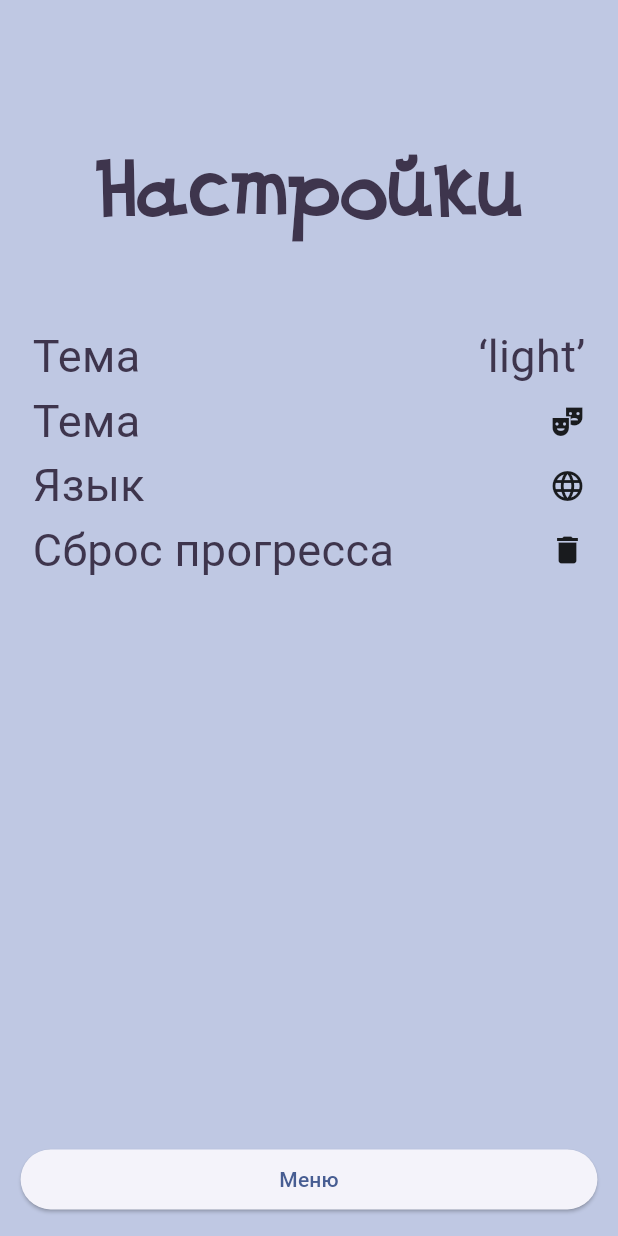
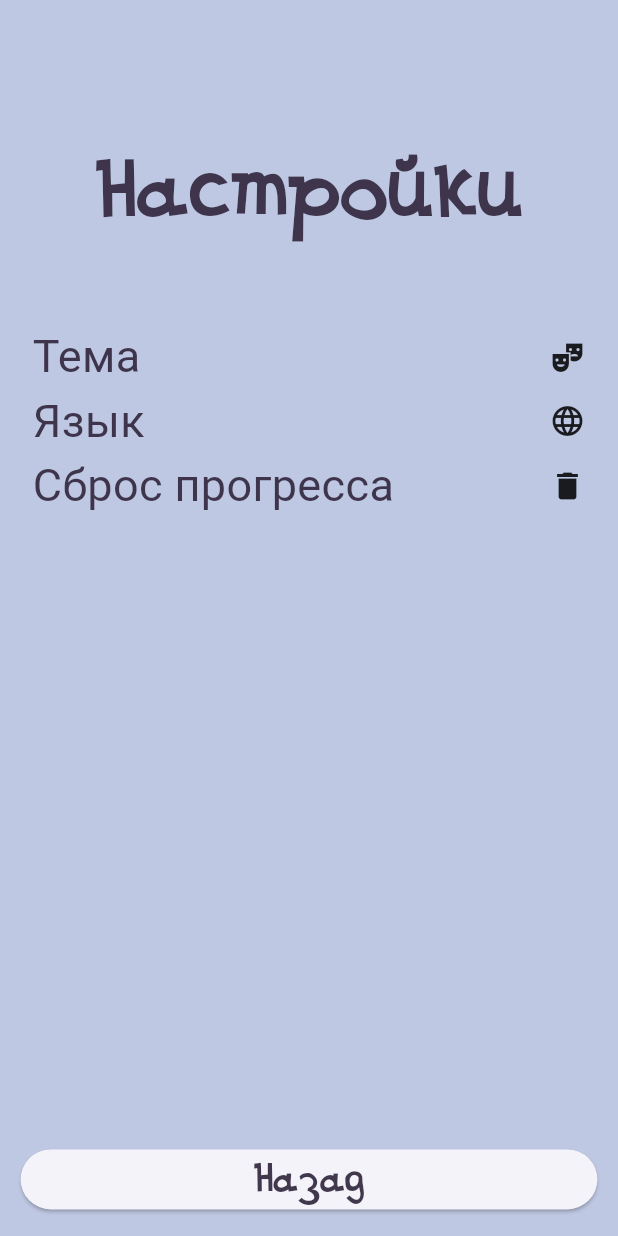
Before and after one commit to vachtung-gigabidze/qlutter, a Flutter app: the screen it shows after launch, after a tap on "Настройки", on a phone screen of 412 x 824 dp. Run offline on Flutter 3.47's test engine with Material 2 defaults, Android fonts, the phone set to English and light mode, and no system bars; our stand-ins replace dio, flutter_bloc, freezed_annotation, get_it, go_router, injectable and 2 more; network calls fail; Roboto replaces fonts that are missing (Permanent Marker).

```diff
--- a/lib/app/ui/main_app_builder.dart
+++ b/lib/app/ui/main_app_builder.dart
@@ -9,7 +9,7 @@ import 'package:qlutter/feature/auth/domain/auth_state/auth_cubit.dart';
 import 'package:qlutter/feature/auth/ui/auth_screen.dart';
 import 'package:qlutter/feature/auth/ui/components/auth_builder.dart';
 import 'package:qlutter/feature/auth/ui/profile_screen.dart';
-import 'package:qlutter/feature/internet_activity/internet_cubit.dart';
+// import 'package:qlutter/feature/internet_activity/internet_cubit.dart';
 import 'package:qlutter/feature/level_manager/level_manager.dart';
 
 import 'package:qlutter/feature/app_lifecycle/app_lifecycle.dart';
@@ -151,9 +151,6 @@ class _GlobalProviders extends StatelessWidget {
           BlocProvider(
             create: (context) => locator.get<AuthCubit>(),
           ),
-          BlocProvider(
-            create: (context) => InternetConnectionCubit(),
-          ),
 
           Provider<LevelManager>.value(
               value: locator.get<LevelManager>()..readLevels()),
--- a/lib/feature/internet_activity/internet_cubit.dart
+++ /dev/null
@@ -1,23 +0,0 @@
-import 'dart:async';
-import 'package:connectivity_plus/connectivity_plus.dart';
-import 'package:flutter_bloc/flutter_bloc.dart';
-
-class InternetConnectionState {
-  final bool connected;
-  InternetConnectionState(this.connected);
-}
-
-class InternetConnectionCubit extends Cubit<InternetConnectionState> {
-  late StreamSubscription<ConnectivityResult> _subscription;
-  InternetConnectionCubit() : super(InternetConnectionState(false)) {
-    _subscription = Connectivity().onConnectivityChanged.listen((event) {
-      emit(InternetConnectionState(event != ConnectivityResult.none));
-    });
-  }
-
-  @override
-  Future<void> close() {
-    _subscription.cancel();
-    return super.close();
-  }
-}
--- a/lib/feature/settings/settings_screen.dart
+++ b/lib/feature/settings/settings_screen.dart
@@ -39,9 +39,9 @@ class SettingsScreen extends StatelessWidget {
               ),
             ),
             _gap,
-            const _NameChangeLine(
-              'Тема',
-            ),
+            // const _NameChangeLine(
+            //   'Тема',
+            // ),
             ValueListenableBuilder<String>(
               valueListenable: settings.theme,
               builder: (context, soundsOn, child) => _SettingsLine(
@@ -104,7 +104,12 @@ class SettingsScreen extends StatelessWidget {
           onPressed: () {
             GoRouter.of(context).pop();
           },
-          child: const Text('Меню'),
+          child: Text('Назад',
+              style: TextStyle(
+                fontFamily: palette.fontMain,
+                fontSize: 26,
+                color: palette.ink,
+              )),
         ),
       ),
     );
--- a/pubspec.yaml
+++ b/pubspec.yaml
@@ -17,7 +17,7 @@ dependencies:
   flutter_animated_dialog: ^2.0.1
   url_launcher: ^6.1.8
   go_router: ^6.0.4
-  audioplayers: ^3.0.1
+  # audioplayers: ^3.0.1
   # games_services: ^3.0.0
   cupertino_icons: ^1.0.2
 
@@ -33,7 +33,7 @@ dependencies:
   get_it: ^7.2.0
   pretty_dio_logger: ^1.1.1
   # hydrated_bloc: ^9.1.0
-  connectivity_plus: ^3.0.3
+  # connectivity_plus: ^3.0.3
 
   # google_mobile_ads: ^2.0.1  # Ads
   # in_app_purchase: ^3.0.1  # In-app purchases
```
Also changed, not shown: pubspec.lock.
